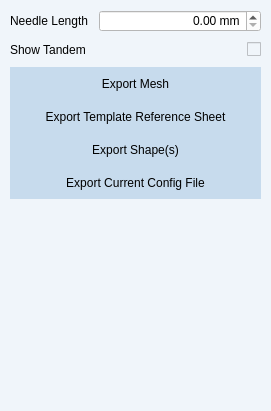
First picture: the form in src/windows/ui/export_view.ui, repository brachify/brachify, before the edit.
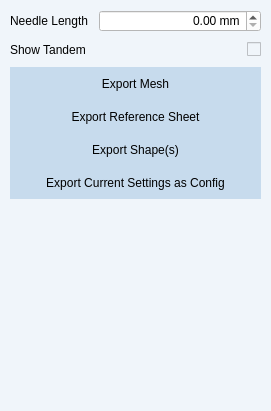
Second picture: the form after the edit.

The edit to the form file:
```diff
--- a/src/windows/ui/export_view.ui
+++ b/src/windows/ui/export_view.ui
@@ -231,7 +231,7 @@
 }</string>
          </property>
          <property name="text">
-          <string>Export Template Reference Sheet</string>
+          <string>Export Reference Sheet</string>
          </property>
         </widget>
        </item>
@@ -299,7 +299,7 @@
 }</string>
          </property>
          <property name="text">
-          <string>Export Current Config File</string>
+          <string>Export Current Settings as Config</string>
          </property>
         </widget>
        </item>
```
